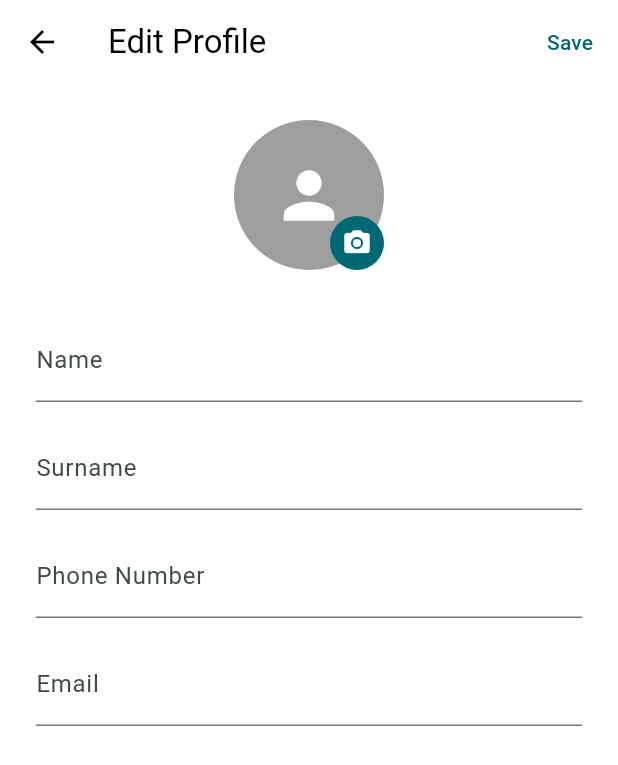
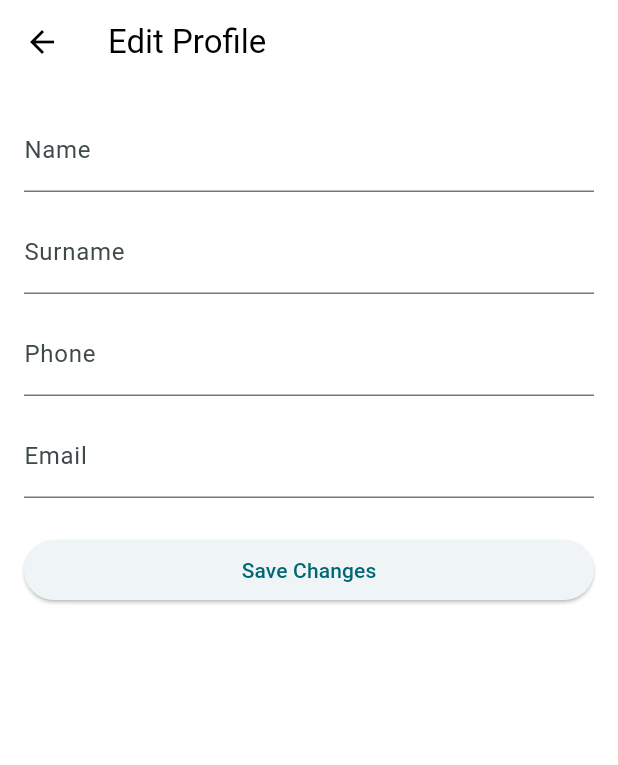
Before and after one commit to CHNSR/SahaKorn-Project, a Flutter app: the EditProfileScreen screen opened directly, on a phone screen of 412 x 824 dp. Shown: the top 765 px of the screen. Run offline on Flutter 3.47's test engine with Material 3 defaults, Android fonts, the light colour scheme and no system bars; our stand-ins replace cloud_firestore, firebase_auth, firebase_core, fl_chart, flutter_heatmap_calendar, pretty_qr_code and 2 more; accounts and stored records are empty.

Commit message:
ีuser update

```diff
--- /dev/null
+++ b/sahakorn3/lib/src/models/user.dart
@@ -0,0 +1,52 @@
+import 'package:cloud_firestore/cloud_firestore.dart';
+
+class AppUser {
+  final String uid;
+  final String? email;
+  final String? name;
+  final String? surname;
+  final String? phone;
+  final String? userLevel;
+  final DateTime? createdAt;
+
+  AppUser({
+    required this.uid,
+    this.email,
+    this.name,
+    this.surname,
+    this.phone,
+    this.userLevel,
+    this.createdAt,
+  });
+
+  factory AppUser.fromMap(String id, Map<String, dynamic>? data) {
+    data ??= {};
+    final ts = data['created_at'];
+    DateTime? created;
+    if (ts is DateTime) created = ts;
+    else if (ts is Map && ts['_seconds'] != null) {
+      created = DateTime.fromMillisecondsSinceEpoch((ts['_seconds'] as int) * 1000);
+    }
+    return AppUser(
+      uid: id,
+      email: data['email'] as String?,
+      name: data['name'] as String?,
+      surname: data['surname'] as String?,
+      phone: data['phone'] as String?,
+      userLevel: data['user_level'] as String?,
+      createdAt: created,
+    );
+  }
+
+  Map<String, dynamic> toMap() => {
+        'email': email,
+        'name': name,
+        'surname': surname,
+        'phone': phone,
+        'user_level': userLevel,
+        'created_at': createdAt != null ? TimestampFromDate(createdAt!) : FieldValue.serverTimestamp(),
+      };
+}
+
+// small helper to keep toMap readable (uses Firestore FieldValue if needed)
+dynamic TimestampFromDate(DateTime d) => {'_seconds': d.millisecondsSinceEpoch ~/ 1000};
--- a/sahakorn3/lib/src/screens/customer/screens_layer2/editscreen.dart
+++ b/sahakorn3/lib/src/screens/customer/screens_layer2/editscreen.dart
@@ -1,9 +1,12 @@
 import 'package:flutter/material.dart';
 import 'package:firebase_auth/firebase_auth.dart';
-import 'package:cloud_firestore/cloud_firestore.dart';
+import 'package:sahakorn3/src/services/firebase/user/user_repository.dart';
+import 'package:sahakorn3/src/models/user.dart';
 
 class EditProfileScreen extends StatefulWidget {
-  const EditProfileScreen({super.key});
+  /// If [uid] is not provided, current FirebaseAuth user uid will be used.
+  final String? uid;
+  const EditProfileScreen({super.key, this.uid});
 
   @override
   State<EditProfileScreen> createState() => _EditProfileScreenState();
@@ -11,172 +14,124 @@ class EditProfileScreen extends StatefulWidget {
 
 class _EditProfileScreenState extends State<EditProfileScreen> {
   final _formKey = GlobalKey<FormState>();
-  bool _isLoading = false;
-  bool _isSaving = false;
+  final _repo = UserRepository();
 
-  // Controllers for text fields
-  final _nameController = TextEditingController();
-  final _surnameController = TextEditingController();
-  final _phoneController = TextEditingController();
-  final _emailController = TextEditingController(); // To display non-editable email
+  final _nameCtrl = TextEditingController();
+  final _surnameCtrl = TextEditingController();
+  final _phoneCtrl = TextEditingController();
+  final _emailCtrl = TextEditingController();
 
-  final _currentUser = FirebaseAuth.instance.currentUser;
-  late DocumentReference _userDocRef;
+  bool _loading = false;
+  bool _saving = false;
+  AppUser? _user;
+
+  String? get _uid => widget.uid ?? FirebaseAuth.instance.currentUser?.uid;
 
   @override
   void initState() {
     super.initState();
-    if (_currentUser != null) {
-      _userDocRef = FirebaseFirestore.instance.collection('users').doc(_currentUser.uid);
-      _loadUserData();
-    }
+    _loadUser();
   }
 
   @override
   void dispose() {
-    _nameController.dispose();
-    _surnameController.dispose();
-    _phoneController.dispose();
-    _emailController.dispose();
+    _nameCtrl.dispose();
+    _surnameCtrl.dispose();
+    _phoneCtrl.dispose();
+    _emailCtrl.dispose();
     super.dispose();
   }
 
-  Future<void> _loadUserData() async {
-    setState(() => _isLoading = true);
-    try {
-      final docSnapshot = await _userDocRef.get();
-      if (docSnapshot.exists) {
-        final data = docSnapshot.data() as Map<String, dynamic>;
-        _nameController.text = data['name'] ?? '';
-        _surnameController.text = data['surname'] ?? '';
-        _phoneController.text = data['phone'] ?? '';
-        _emailController.text = _currentUser!.email ?? 'No email';
-      }
-    } catch (e) {
-      if (mounted) {
-        ScaffoldMessenger.of(context).showSnackBar(
-          SnackBar(content: Text('Failed to load user data: ${e.toString()}')),
-        );
-      }
-    } finally {
-      if (mounted) {
-        setState(() => _isLoading = false);
-      }
-    }
+  Future<void> _loadUser() async {
+    final uid = _uid;
+    if (uid == null) return;
+    setState(() => _loading = true);
+    final user = await _repo.getById(uid);
+    if (!mounted) return;
+    setState(() {
+      _user = user;
+      _nameCtrl.text = user?.name ?? '';
+      _surnameCtrl.text = user?.surname ?? '';
+      _phoneCtrl.text = user?.phone ?? '';
+      _emailCtrl.text = user?.email ?? '';
+      _loading = false;
+    });
   }
 
-  Future<void> _saveChanges() async {
-    if (!_formKey.currentState!.validate()) {
+  Future<void> _save() async {
+    if (!_formKey.currentState!.validate()) return;
+    final uid = _uid;
+    if (uid == null) {
+      ScaffoldMessenger.of(context).showSnackBar(const SnackBar(content: Text('No authenticated user')));
       return;
     }
-    setState(() => _isSaving = true);
-    try {
-      await _userDocRef.update({
-        'name': _nameController.text.trim(),
-        'surname': _surnameController.text.trim(),
-        'phone': _phoneController.text.trim(),
-      });
-      if (mounted) {
-        ScaffoldMessenger.of(context).showSnackBar(
-          const SnackBar(
-            content: Text('Profile updated successfully!'),
-            backgroundColor: Colors.green,
-          ),
-        );
-        Navigator.of(context).pop();
-      }
-    } catch (e) {
-      if (mounted) {
-        ScaffoldMessenger.of(context).showSnackBar(
-          SnackBar(content: Text('Failed to save changes: ${e.toString()}')),
-        );
-      }
-    } finally {
-      if (mounted) {
-        setState(() => _isSaving = false);
-      }
+
+    setState(() => _saving = true);
+
+    final data = {
+      'name': _nameCtrl.text.trim(),
+      'surname': _surnameCtrl.text.trim(),
+      'phone': _phoneCtrl.text.trim(),
+    };
+
+    final String? err = await _repo.update(uid, data);
+    if (!mounted) return;
+    setState(() => _saving = false);
+
+    if (err == null) {
+      ScaffoldMessenger.of(context).showSnackBar(const SnackBar(content: Text('Profile updated'), backgroundColor: Colors.green));
+      await _loadUser(); // refresh
+    } else {
+      ScaffoldMessenger.of(context).showSnackBar(SnackBar(content: Text(err)));
     }
   }
 
   @override
   Widget build(BuildContext context) {
-    if (_currentUser == null) {
-      return Scaffold(
-        appBar: AppBar(),
-        body: const Center(child: Text('Error: No user is logged in.')),
-      );
-    }
-
     return Scaffold(
       appBar: AppBar(
         title: const Text('Edit Profile'),
         actions: [
           TextButton(
-            onPressed: _isSaving ? null : _saveChanges,
-            child: _isSaving
-                ? const SizedBox(height: 18, width: 18, child: CircularProgressIndicator(strokeWidth: 2))
-                : const Text('Save'),
-          ),
+            onPressed: _saving ? null : _save,
+            child: _saving ? const SizedBox(width: 18, height: 18, child: CircularProgressIndicator(strokeWidth: 2)) : const Text('Save', style: TextStyle(color: Colors.white)),
+          )
         ],
       ),
-      body: _isLoading
+      body: _loading
           ? const Center(child: CircularProgressIndicator())
-          : SingleChildScrollView(
-              padding: const EdgeInsets.all(24.0),
+          : Padding(
+              padding: const EdgeInsets.all(16.0),
               child: Form(
                 key: _formKey,
-                child: Column(
+                child: ListView(
                   children: [
-                    // Profile Picture Section
-                    Stack(
-                      children: [
-                        const CircleAvatar(
-                          radius: 50,
-                          backgroundColor: Colors.grey,
-                          child: Icon(Icons.person, size: 50, color: Colors.white),
-                        ),
-                        Positioned(
-                          bottom: 0,
-                          right: 0,
-                          child: CircleAvatar(
-                            radius: 18,
-                            backgroundColor: Theme.of(context).primaryColor,
-                            child: IconButton(
-                              icon: const Icon(Icons.camera_alt, size: 20, color: Colors.white),
-                              onPressed: () {
-                                // TODO: Implement image picker logic
-                              },
-                            ),
-                          ),
-                        ),
-                      ],
+                    TextFormField(
+                      controller: _nameCtrl,
+                      decoration: const InputDecoration(labelText: 'Name'),
+                      validator: (v) => v == null || v.trim().isEmpty ? 'Please enter name' : null,
                     ),
-                    const SizedBox(height: 32),
-
-                    // Form Fields
+                    const SizedBox(height: 12),
                     TextFormField(
-                      controller: _nameController,
-                      decoration: const InputDecoration(labelText: 'Name'),
-                      validator: (value) => value!.isEmpty ? 'Please enter your name' : null,
+                      controller: _surnameCtrl,
+                      decoration: const InputDecoration(labelText: 'Surname'),
                     ),
-                    const SizedBox(height: 16),
+                    const SizedBox(height: 12),
                     TextFormField(
-                      controller: _surnameController,
-                      decoration: const InputDecoration(labelText: 'Surname'),
-                      validator: (value) => value!.isEmpty ? 'Please enter your surname' : null,
+                      controller: _phoneCtrl,
+                      decoration: const InputDecoration(labelText: 'Phone'),
+                      keyboardType: TextInputType.phone,
                     ),
-                    const SizedBox(height: 16),
+                    const SizedBox(height: 12),
                     TextFormField(
-                      controller: _phoneController,
-                      decoration: const InputDecoration(labelText: 'Phone Number'),
-                      keyboardType: TextInputType.phone,
-                      validator: (value) => value!.isEmpty ? 'Please enter your phone number' : null,
+                      controller: _emailCtrl,
+                      decoration: const InputDecoration(labelText: 'Email'),
+                      readOnly: true,
                     ),
-                    const SizedBox(height: 16),
-                    TextFormField(
-                      controller: _emailController,
-                      decoration: const InputDecoration(labelText: 'Email'),
-                      readOnly: true, // Make email non-editable
+                    const SizedBox(height: 24),
+                    ElevatedButton(
+                      onPressed: _saving ? null : _save,
+                      child: _saving ? const SizedBox(width: 18, height: 18, child: CircularProgressIndicator(strokeWidth: 2, color: Colors.white)) : const Text('Save Changes'),
                     ),
                   ],
                 ),
--- /dev/null
+++ b/sahakorn3/lib/src/services/firebase/user/user_repository.dart
@@ -0,0 +1,28 @@
+import 'fire_user_read_service.dart';
+import 'fire_user_write_service.dart';
+import 'package:sahakorn3/src/models/user.dart';
+
+class UserRepository {
+  final FireUserReadService readService;
+  final FireUserWriteService writeService;
+
+  UserRepository({
+    FireUserReadService? readService,
+    FireUserWriteService? writeService,
+  })  : readService = readService ?? FireUserReadService(),
+        writeService = writeService ?? FireUserWriteService();
+
+  // Read
+  Future<AppUser?> getById(String uid) => readService.fetchUserById(uid);
+  Stream<AppUser?> watchById(String uid) => readService.watchUserById(uid);
+  Future<List<AppUser>> listAll({int limit = 50}) => readService.fetchAllUsers(limit: limit);
+
+  // Write
+  Future<String?> createOrReplace(String uid, Map<String, dynamic> data) =>
+      writeService.createOrReplaceUser(uid: uid, data: data);
+
+  Future<String?> update(String uid, Map<String, dynamic> data) =>
+      writeService.updateUser(uid: uid, data: data);
+
+  Future<String?> delete(String uid) => writeService.deleteUser(uid);
+}
```
Also changed, not shown: sahakorn3/lib/src/services/firebase/user/fire_user_read_service.dart (added, +24 -0 lines), sahakorn3/lib/src/services/firebase/user/fire_user_write_service.dart (added, +57 -0 lines), sahakorn3/lib/src/screens/customer/services/edit_profile.dart (deleted).
